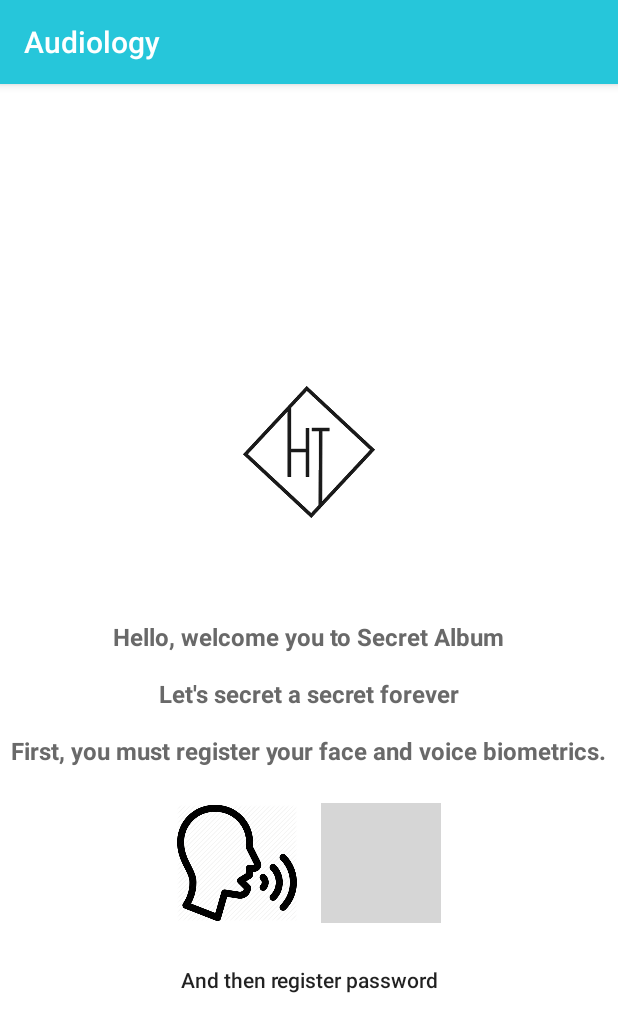
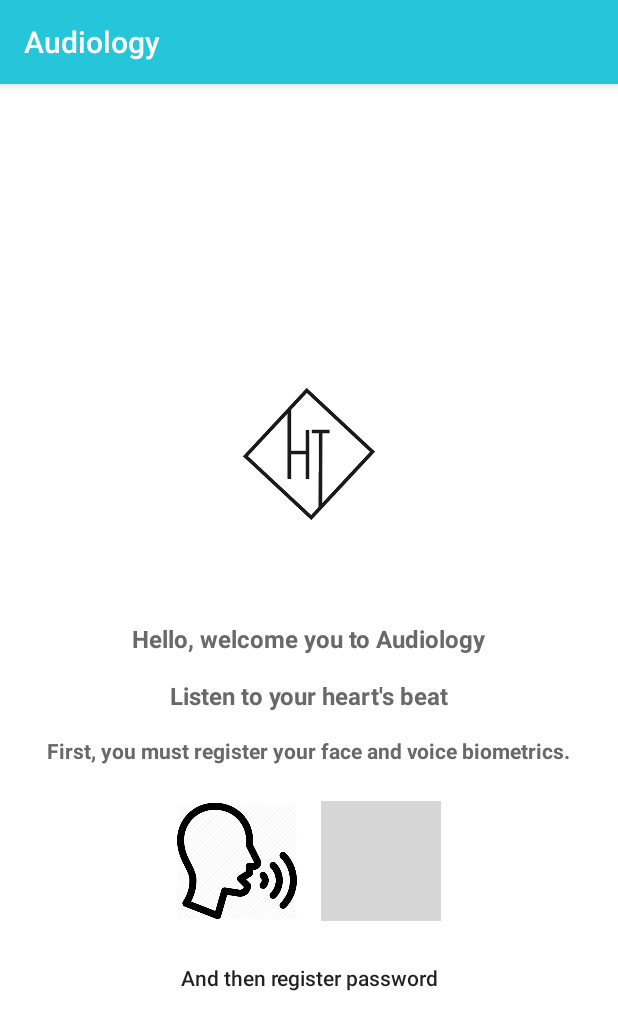
Before and after one commit to hdmthao/audiology, an Android app: the screen it shows after launch (SignupActivity), on a phone screen of 412 x 824 dp. Shown: the top 1032 px of the screen. Run offline under Robolectric (Android 15) with nearby library versions, the phone set to English and light mode, and no system bars; our stand-ins replace Firebase (no records; nobody signed in at launch, a user with empty details on screens opened directly); libraries missing offline, so code that uses them is left out: com.loopj.android, cz.msebera.android; 6 statements that could not run were skipped; grey boxes are pictures that could not be loaded.

Commit message:
change login

```diff
--- a/app/src/main/res/layout/activity_signup.xml
+++ b/app/src/main/res/layout/activity_signup.xml
@@ -37,7 +37,7 @@
                 android:layout_height="wrap_content"
                 android:layout_gravity="center"
                 android:layout_marginBottom="16dp"
-                android:text="Hello, welcome you to Secret Album"
+                android:text="Hello, welcome you to Audiology"
                 android:textColor="#696969"
                 android:textSize="16sp"
                 android:textStyle="bold" />
@@ -46,7 +46,7 @@
                 android:layout_height="wrap_content"
                 android:layout_gravity="center"
                 android:layout_marginBottom="16dp"
-                android:text="Let's secret a secret forever"
+                android:text="Listen to your heart's beat"
                 android:textColor="#696969"
                 android:textSize="16sp"
                 android:textStyle="bold" />
@@ -58,7 +58,7 @@
                 android:layout_marginBottom="16dp"
                 android:text="First, you must register your face and voice biometrics."
                 android:textColor="#696969"
-                android:textSize="16sp"
+                android:textSize="14sp"
                 android:textStyle="bold" />
             <LinearLayout
                 android:layout_width="wrap_content"
```
